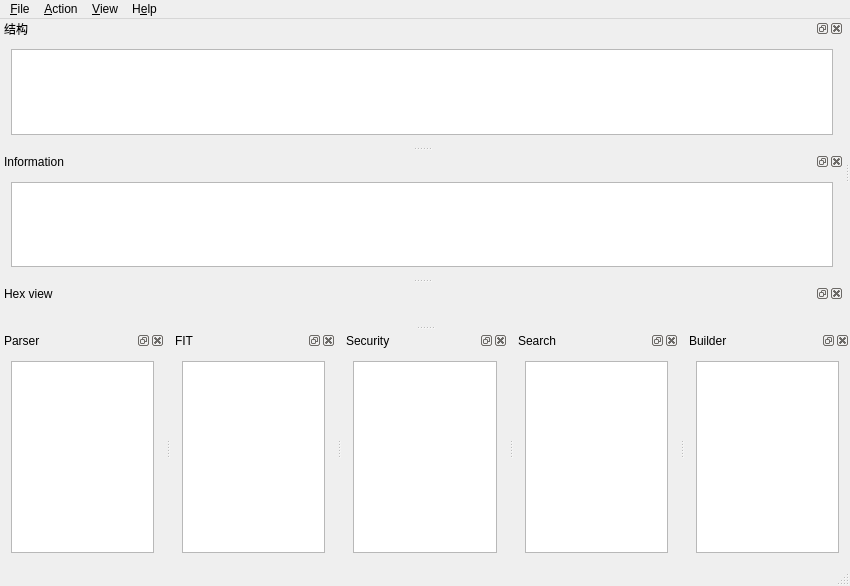
Before: the Qt Designer form UEFITool/uefitool.ui in gfhhhg/UEFITool-cn, drawn with Qt 5.
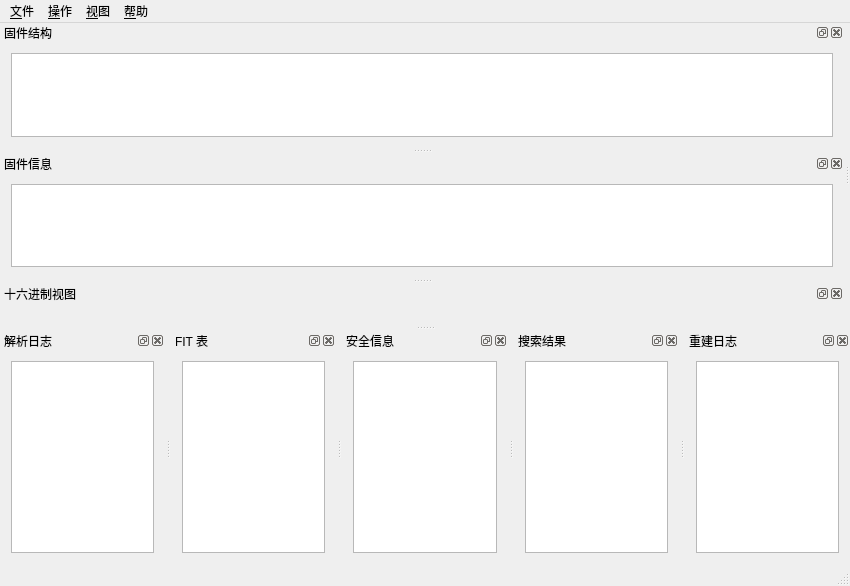
After: the same form once the commit is applied.

The edit to the form file:
```diff
--- a/UEFITool/uefitool.ui
+++ b/UEFITool/uefitool.ui
@@ -56,7 +56,7 @@
     <set>Qt::DockWidgetArea::LeftDockWidgetArea|Qt::DockWidgetArea::RightDockWidgetArea|Qt::DockWidgetArea::TopDockWidgetArea</set>
    </property>
    <property name="windowTitle">
-    <string>结构</string>
+    <string>固件结构</string>
    </property>
    <attribute name="dockWidgetArea">
     <number>1</number>
@@ -99,7 +99,7 @@
     <set>Qt::DockWidgetArea::AllDockWidgetAreas</set>
    </property>
    <property name="windowTitle">
-    <string>Information</string>
+    <string>固件信息</string>
    </property>
    <attribute name="dockWidgetArea">
     <number>1</number>
@@ -130,7 +130,7 @@
     <set>Qt::DockWidgetArea::AllDockWidgetAreas</set>
    </property>
    <property name="windowTitle">
-    <string>Parser</string>
+    <string>解析日志</string>
    </property>
    <attribute name="dockWidgetArea">
     <number>8</number>
@@ -155,7 +155,7 @@
     <set>Qt::DockWidgetArea::AllDockWidgetAreas</set>
    </property>
    <property name="windowTitle">
-    <string>FIT</string>
+    <string>FIT 表</string>
    </property>
    <attribute name="dockWidgetArea">
     <number>8</number>
@@ -176,7 +176,7 @@
     <set>Qt::DockWidgetArea::AllDockWidgetAreas</set>
    </property>
    <property name="windowTitle">
-    <string>Security</string>
+    <string>安全信息</string>
    </property>
    <attribute name="dockWidgetArea">
     <number>8</number>
@@ -207,7 +207,7 @@
     <set>Qt::DockWidgetArea::AllDockWidgetAreas</set>
    </property>
    <property name="windowTitle">
-    <string>Search</string>
+    <string>搜索结果</string>
    </property>
    <attribute name="dockWidgetArea">
     <number>8</number>
@@ -232,7 +232,7 @@
     <set>Qt::DockWidgetArea::BottomDockWidgetArea</set>
    </property>
    <property name="windowTitle">
-    <string>Builder</string>
+    <string>重建日志</string>
    </property>
    <attribute name="dockWidgetArea">
     <number>8</number>
@@ -251,7 +251,7 @@
   </widget>
   <widget class="QDockWidget" name="hexViewDock">
    <property name="windowTitle">
-    <string>Hex view</string>
+    <string>十六进制视图</string>
    </property>
    <attribute name="dockWidgetArea">
     <number>1</number>
@@ -272,7 +272,7 @@
    </property>
    <widget class="QMenu" name="menuFile">
     <property name="title">
-     <string>&amp;File</string>
+     <string>&amp;文件</string>
     </property>
     <addaction name="actionOpenImageFile"/>
     <addaction name="actionOpenImageFileInNewWindow"/>
@@ -291,14 +291,14 @@
    </widget>
    <widget class="QMenu" name="menuHelp">
     <property name="title">
-     <string>H&amp;elp</string>
+     <string>&amp;帮助</string>
     </property>
     <addaction name="actionAbout"/>
     <addaction name="actionAboutQt"/>
    </widget>
    <widget class="QMenu" name="menuAction">
     <property name="title">
-     <string>&amp;Action</string>
+     <string>&amp;操作</string>
     </property>
     <widget class="QMenu" name="menuHashActions">
      <property name="title">
@@ -549,7 +549,7 @@
    </widget>
    <widget class="QMenu" name="menuView">
     <property name="title">
-     <string>&amp;View</string>
+     <string>&amp;视图</string>
     </property>
     <addaction name="actionToggleBootGuardMarking"/>
     <addaction name="separator"/>
```
Left out of the diff: 102 changed lines with no effect on the pictures.
